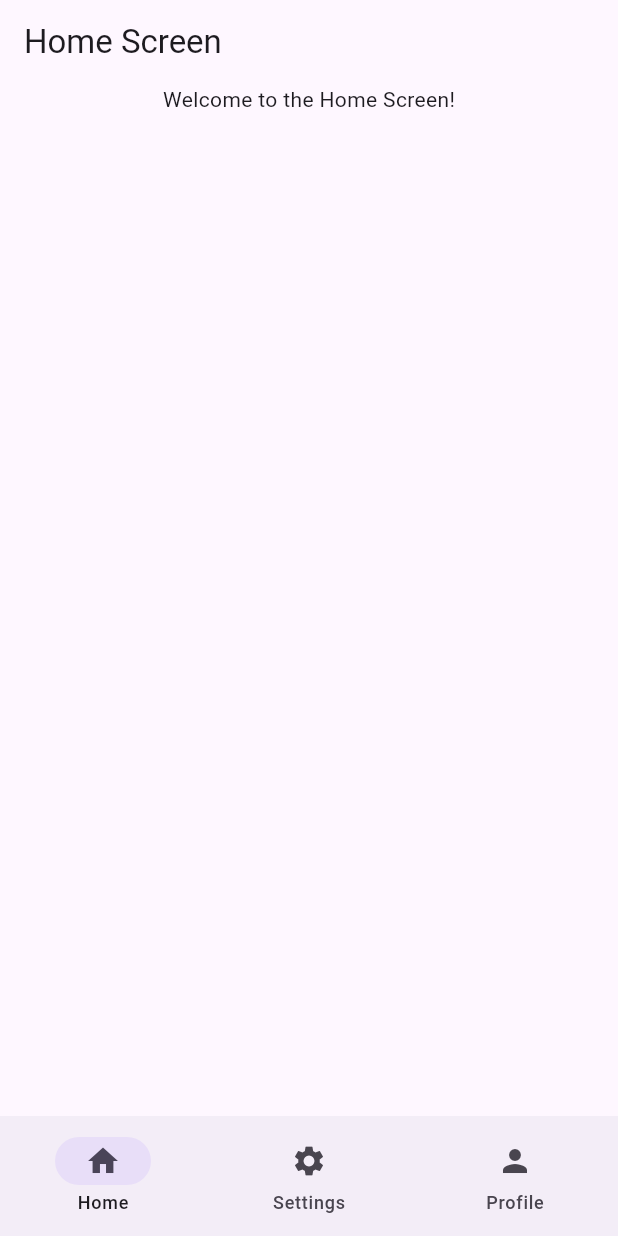
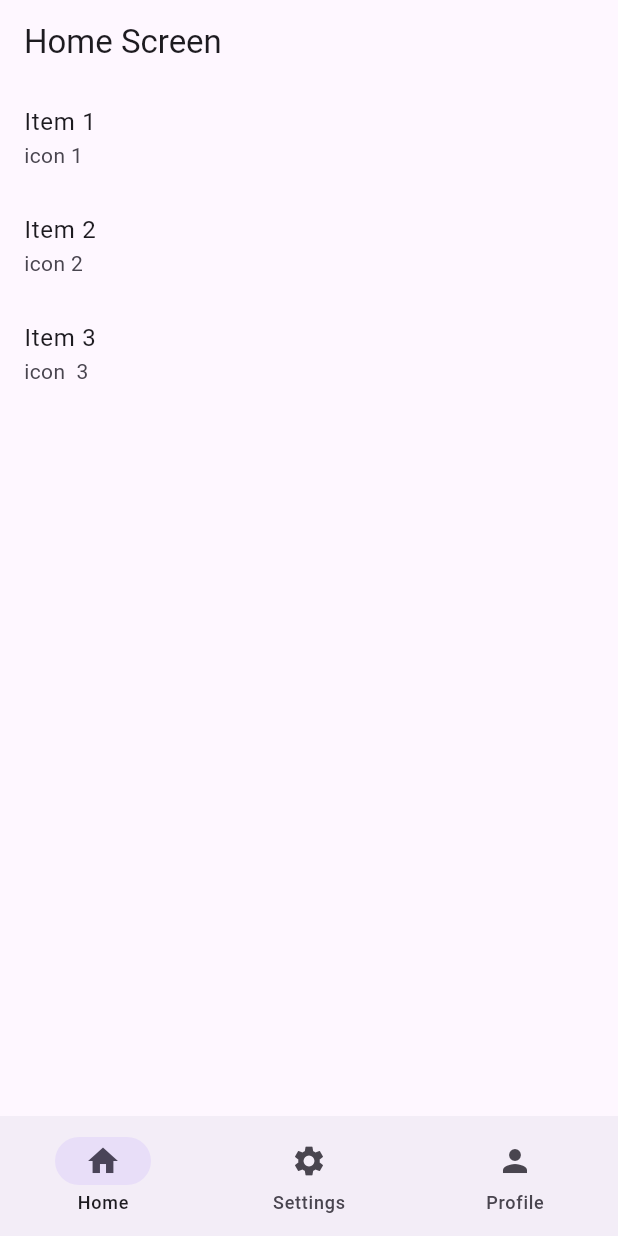
Before and after one commit to prasadcm/flutter_reference, a Flutter app: the screen it shows after launch, on a phone screen of 412 x 824 dp. Run offline on Flutter 3.47's test engine with Material 3 defaults, Android fonts, the phone set to English and light mode, and no system bars; our stand-ins replace bloc, equatable, flutter_bloc, go_router.

Commit message:
Added animated search package. WIP

```diff
--- a/app/referencee/lib/features/home/screens/home_screen.dart
+++ b/app/referencee/lib/features/home/screens/home_screen.dart
@@ -1,3 +1,4 @@
+import 'package:cmp_animated_search/cmp_animated_search.dart';
 import 'package:flutter/material.dart';
 
 class HomeScreen extends StatelessWidget {
@@ -5,10 +6,6 @@ class HomeScreen extends StatelessWidget {
 
   @override
   Widget build(BuildContext context) {
-    return Column(
-      children: [
-        Center(child: Text('Welcome to the Home Screen!')),
-      ],
-    );
+    return AnimatedSearch();
   }
 }
--- a/app/referencee/pubspec.yaml
+++ b/app/referencee/pubspec.yaml
@@ -16,6 +16,8 @@ dependencies:
   equatable: ^2.0.3
   cmp_widgets:
     path: ../../packages/cmp_widgets
+  cmp_animated_search:
+    path: ../../packages/cmp_animated_search
 
   go_router: ^14.8.0
 
--- /dev/null
+++ b/packages/cmp_animated_search/analysis_options.yaml
@@ -0,0 +1,4 @@
+include: package:flutter_lints/flutter.yaml
+
+# Additional information about this file can be found at
+# https://dart.dev/guides/language/analysis-options
--- /dev/null
+++ b/packages/cmp_animated_search/lib/cmp_animated_search.dart
@@ -0,0 +1,4 @@
+export 'src/bloc/category_bloc.dart';
+export 'src/data/categories_repository.dart';
+export 'src/data/category_model.dart';
+export 'src/widgets/animated_search.dart';
--- /dev/null
+++ b/packages/cmp_animated_search/lib/src/bloc/category_bloc.dart
@@ -0,0 +1,25 @@
+import 'package:bloc/bloc.dart';
+
+import '../data/categories_repository.dart';
+import 'category_event.dart';
+import 'category_state.dart';
+
+class CategoryBloc extends Bloc<CategoryEvent, CategoryState> {
+  final CategoriesRepository categoriesRepository;
+
+  CategoryBloc({required this.categoriesRepository}) : super(CategoryInit()) {
+    on<FetchCategory>(_onFetchCategory);
+  }
+
+  Future<void> _onFetchCategory(
+    FetchCategory event,
+    Emitter<CategoryState> emit,
+  ) async {
+    try {
+      final categories = categoriesRepository.getCategories();
+      emit(CategoryLoaded(categories));
+    } catch (_) {
+      emit(CategoryFailure());
+    }
+  }
+}
--- /dev/null
+++ b/packages/cmp_animated_search/lib/src/bloc/category_event.dart
@@ -0,0 +1,10 @@
+import 'package:equatable/equatable.dart';
+
+class CategoryEvent extends Equatable {
+  const CategoryEvent();
+
+  @override
+  List<Object> get props => [];
+}
+
+class FetchCategory extends CategoryEvent {}
--- /dev/null
+++ b/packages/cmp_animated_search/lib/src/bloc/category_state.dart
@@ -0,0 +1,25 @@
+import 'package:equatable/equatable.dart';
+
+import '../data/category_model.dart';
+
+abstract class CategoryState extends Equatable {
+  const CategoryState();
+
+  @override
+  List<Object> get props => [];
+}
+
+class CategoryLoaded extends CategoryState {
+  final List<CategoryModel> _categories;
+
+  const CategoryLoaded(this._categories);
+
+  List<CategoryModel> get getCategories => _categories;
+
+  @override
+  List<Object> get props => [_categories];
+}
+
+class CategoryInit extends CategoryState {}
+
+class CategoryFailure extends CategoryState {}
--- /dev/null
+++ b/packages/cmp_animated_search/lib/src/data/categories_repository.dart
@@ -0,0 +1,20 @@
+import 'dart:convert';
+
+import '../data/category_model.dart';
+
+class CategoriesRepository {
+  List<CategoryModel> getCategories() {
+    final List<dynamic> response = json.decode(categories());
+    return response.map((item) => CategoryModel.fromJson(item)).toList();
+  }
+
+  String categories() {
+    return '''
+      [
+        {"name": "Item 1", "icon": "icon 1"},
+        {"name": "Item 2", "icon": "icon 2"},
+        {"name": "Item 3", "icon": "icon  3"}
+      ]
+    ''';
+  }
+}
--- /dev/null
+++ b/packages/cmp_animated_search/lib/src/data/category_model.dart
@@ -0,0 +1,16 @@
+import 'package:json_annotation/json_annotation.dart';
+
+part 'category_model.g.dart';
+
+@JsonSerializable()
+class CategoryModel {
+  final String name;
+  final String icon;
+
+  CategoryModel(this.name, this.icon);
+
+  factory CategoryModel.fromJson(Map<String, dynamic> json) =>
+      _$CategoryModelFromJson(json);
+
+  Map<String, dynamic> toJson() => _$CategoryModelToJson(this);
+}
--- /dev/null
+++ b/packages/cmp_animated_search/lib/src/widgets/animated_search.dart
@@ -0,0 +1,39 @@
+import 'package:cmp_animated_search/src/bloc/category_event.dart';
+import 'package:flutter/material.dart';
+import 'package:flutter_bloc/flutter_bloc.dart';
+
+import '../bloc/category_bloc.dart';
+import '../bloc/category_state.dart';
+import '../data/categories_repository.dart';
+
+class AnimatedSearch extends StatelessWidget {
+  const AnimatedSearch({super.key});
+
+  @override
+  Widget build(BuildContext context) {
+    return BlocProvider(
+      create: (context) =>
+          CategoryBloc(categoriesRepository: CategoriesRepository())
+            ..add(FetchCategory()),
+      child: BlocConsumer<CategoryBloc, CategoryState>(
+        listener: (context, state) {},
+        builder: (context, state) {
+          return ListView.builder(
+            itemCount:
+                (state is CategoryLoaded) ? state.getCategories.length : 0,
+            itemBuilder: (context, index) {
+              if (state is CategoryLoaded) {
+                return ListTile(
+                  title: Text(state.getCategories[index].name),
+                  subtitle: Text(state.getCategories[index].icon),
+                );
+              } else {
+                return const CircularProgressIndicator();
+              }
+            },
+          );
+        },
+      ),
+    );
+  }
+}
```
Also changed, not shown: packages/cmp_animated_search/pubspec.yaml (added, +22 -0 lines), app/referencee/pubspec.lock, packages/cmp_animated_search/lib/src/data/category_model.g.dart (added), packages/cmp_widgets/lib/src/widgets/cmp_animated_search.dart (added), 6 other files.
